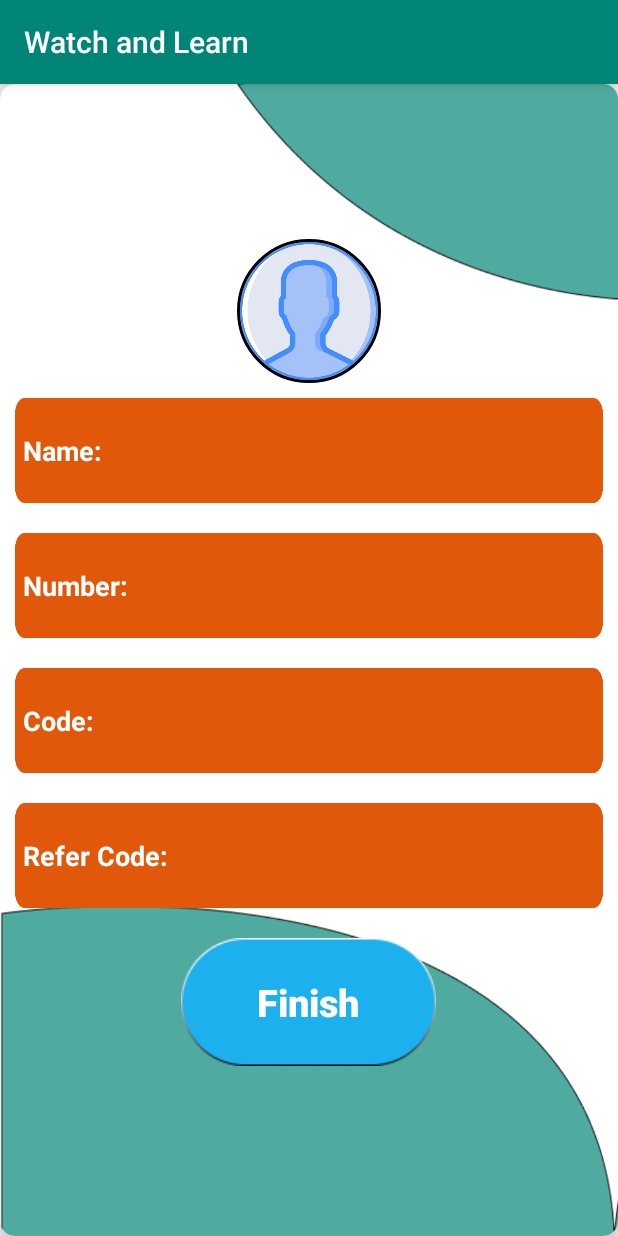
After one commit to mutarek/Watch_and_Learn, an Android app: the CompleProfileActivity screen opened directly, with no data from a screen before it, on a phone screen of 412 x 824 dp. The commit adds this screen. Run offline under Robolectric (Android 15) with nearby library versions, the phone set to English and light mode, and no system bars; our stand-ins replace CircleImageView, Firebase (no records; nobody signed in at launch, a user with empty details on screens opened directly).

Commit message:
new added

```diff
--- /dev/null
+++ b/app/src/main/java/com/bdsoftwaresolution/watchandlearn/Activities/CompleProfileActivity.java
@@ -0,0 +1,187 @@
+package com.bdsoftwaresolution.watchandlearn.Activities;
+
+import androidx.annotation.NonNull;
+import androidx.appcompat.app.AppCompatActivity;
+
+import android.app.ProgressDialog;
+import android.content.Intent;
+import android.graphics.Bitmap;
+import android.net.Uri;
+import android.os.Bundle;
+import android.provider.MediaStore;
+import android.view.View;
+import android.widget.Button;
+import android.widget.EditText;
+import android.widget.Toast;
+
+import com.bdsoftwaresolution.watchandlearn.Activities.HomeActivity;
+import com.bdsoftwaresolution.watchandlearn.R;
+import com.google.android.gms.tasks.OnCompleteListener;
+import com.google.android.gms.tasks.OnFailureListener;
+import com.google.android.gms.tasks.OnSuccessListener;
+import com.google.android.gms.tasks.Task;
+import com.google.firebase.auth.FirebaseAuth;
+import com.google.firebase.database.DatabaseReference;
+import com.google.firebase.database.FirebaseDatabase;
+import com.google.firebase.firestore.FirebaseFirestore;
+import com.google.firebase.storage.FirebaseStorage;
+import com.google.firebase.storage.OnProgressListener;
+import com.google.firebase.storage.StorageReference;
+import com.google.firebase.storage.UploadTask;
+
+import java.io.IOException;
+import java.util.HashMap;
+import java.util.UUID;
+
+import de.hdodenhof.circleimageview.CircleImageView;
+
+public class CompleProfileActivity extends AppCompatActivity {
+
+    private CircleImageView userprofile;
+    private EditText uname, unumber, ucode, urefer;
+    private Button finishbtn;
+    String username, usernumber, usercode, userRefer;
+    private Uri filePath;
+
+    private final int PICK_IMAGE_REQUEST = 10;
+
+    //Firebase
+    FirebaseStorage storage;
+    StorageReference storageReference;
+    private FirebaseAuth firebaseAuth;
+    String cUser;
+    private FirebaseFirestore db = FirebaseFirestore.getInstance();
+    String downloadUri;
+    Task<Uri> result;
+
+
+    @Override
+    protected void onCreate(Bundle savedInstanceState) {
+        super.onCreate(savedInstanceState);
+        setContentView(R.layout.activity_comple_profile);
+        casting();
+        userprofile.setOnClickListener(new View.OnClickListener() {
+            @Override
+            public void onClick(View v) {
+                Intent intent = new Intent();
+                intent.setType("image/*");
+                intent.setAction(Intent.ACTION_GET_CONTENT);
+                startActivityForResult(Intent.createChooser(intent, "Select Picture"), PICK_IMAGE_REQUEST);
+            }
+        });
+
+        finishbtn.setOnClickListener(new View.OnClickListener() {
+            @Override
+            public void onClick(View v) {
+                gotomain(v);
+            }
+        });
+
+    }
+
+    private void casting() {
+        userprofile = findViewById(R.id.user_profile_image);
+        uname = findViewById(R.id.user_nameET);
+        unumber = findViewById(R.id.user_numberET);
+        ucode = findViewById(R.id.user_u_codeET);
+        urefer = findViewById(R.id.user_refer_code);
+        finishbtn = findViewById(R.id.finishBTN);
+        storage = FirebaseStorage.getInstance();
+        storageReference = storage.getReference();
+        firebaseAuth = FirebaseAuth.getInstance();
+        cUser = firebaseAuth.getCurrentUser().getUid();
+
+    }
+
+    public void gotomain(View view) {
+        username = uname.getText().toString();
+        usercode = ucode.getText().toString();
+        usernumber = unumber.getText().toString();
+        userRefer = urefer.getText().toString();
+        if (username.isEmpty()) {
+            Toast.makeText(this, "User Name is mandatory ", Toast.LENGTH_SHORT).show();
+        } else if (usercode.isEmpty()) {
+            Toast.makeText(this, "Please Enter your Code", Toast.LENGTH_SHORT).show();
+        } else if (username.isEmpty()) {
+            Toast.makeText(this, "Number is Mandatory", Toast.LENGTH_SHORT).show();
+        } else {
+            uploadInfotoDb();
+        }
+    }
+
+    private void uploadInfotoDb() {
+        uploadProfilePic();
+    }
+
+    private void uploadProfilePic() {
+        if (filePath != null) {
+            final ProgressDialog progressDialog = new ProgressDialog(this);
+            progressDialog.setTitle("Uploading...");
+            progressDialog.show();
+            StorageReference ref = storageReference.child("images/" + UUID.randomUUID().toString());
+            ref.putFile(filePath)
+                    .addOnSuccessListener(new OnSuccessListener<UploadTask.TaskSnapshot>() {
+                        @Override
+                        public void onSuccess(UploadTask.TaskSnapshot taskSnapshot) {
+                            progressDialog.dismiss();
+                            uploadAllInfotoDB();
+                            Toast.makeText(CompleProfileActivity.this, "Uploaded", Toast.LENGTH_SHORT).show();
+                        }
+                    })
+                    .addOnFailureListener(new OnFailureListener() {
+                        @Override
+                        public void onFailure(@NonNull Exception e) {
+                            progressDialog.dismiss();
+                            Toast.makeText(CompleProfileActivity.this, "Failed " + e.getMessage(), Toast.LENGTH_SHORT).show();
+                        }
+                    })
+                    .addOnProgressListener(new OnProgressListener<UploadTask.TaskSnapshot>() {
+                        @Override
+                        public void onProgress(UploadTask.TaskSnapshot taskSnapshot) {
+                            double progress = (100.0 * taskSnapshot.getBytesTransferred() / taskSnapshot
+                                    .getTotalByteCount());
+                            progressDialog.setMessage("Uploaded " + (int) progress + "%");
+                        }
+                    });
+        }
+    }
+
+    private void uploadAllInfotoDB() {
+        HashMap hashMap = new HashMap();
+        hashMap.put("User_Name", username);
+        hashMap.put("User_Number", usernumber);
+        hashMap.put("User_Code", usercode);
+        hashMap.put("User_Refer", userRefer);
+        hashMap.put("User_Profile_Picture", result);
+        db.collection("Users").document(cUser).set(hashMap)
+                .addOnCompleteListener(new OnCompleteListener<Void>() {
+                    @Override
+                    public void onComplete(@NonNull Task<Void> task) {
+                        if (task.isSuccessful()) {
+                            Toast.makeText(CompleProfileActivity.this, "Done", Toast.LENGTH_SHORT).show();
+                            startActivity(new Intent(CompleProfileActivity.this, HomeActivity.class));
+                        } else {
+                            Toast.makeText(CompleProfileActivity.this, "" + task.getException(), Toast.LENGTH_SHORT).show();
+                        }
+                    }
+                });
+
+    }
+
+    @Override
+    protected void onActivityResult(int requestCode, int resultCode, Intent data) {
+        super.onActivityResult(requestCode, resultCode, data);
+        if (requestCode == PICK_IMAGE_REQUEST && resultCode == RESULT_OK
+                && data != null && data.getData() != null) {
+            filePath = data.getData();
+            try {
+                Bitmap bitmap = MediaStore.Images.Media.getBitmap(getContentResolver(), filePath);
+                userprofile.setImageBitmap(bitmap);
+            } catch (IOException e) {
+                e.printStackTrace();
+            }
+        }
+    }
+
+
+}
--- /dev/null
+++ b/app/src/main/res/layout/activity_comple_profile.xml
@@ -0,0 +1,109 @@
+<?xml version="1.0" encoding="utf-8"?>
+<LinearLayout xmlns:android="http://schemas.android.com/apk/res/android"
+    xmlns:app="http://schemas.android.com/apk/res-auto"
+    xmlns:tools="http://schemas.android.com/tools"
+    android:layout_width="match_parent"
+    android:layout_height="match_parent"
+    android:orientation="vertical"
+    tools:context=".Activities.CompleProfileActivity">
+
+    <androidx.cardview.widget.CardView
+        android:layout_width="match_parent"
+        android:layout_height="match_parent"
+        app:cardCornerRadius="10dp"
+        app:cardElevation="10dp">
+
+        <LinearLayout
+            android:layout_width="match_parent"
+            android:layout_height="match_parent"
+            android:background="@drawable/completeprofilebg"
+            android:gravity="center"
+            android:orientation="vertical">
+
+            <de.hdodenhof.circleimageview.CircleImageView
+                xmlns:app="http://schemas.android.com/apk/res-auto"
+                android:id="@+id/user_profile_image"
+                android:layout_width="96dp"
+                android:layout_height="96dp"
+                android:layout_gravity="center"
+                android:src="@drawable/userprofile"
+                app:civ_border_color="#FF000000"
+                app:civ_border_width="2dp" />
+
+            <EditText
+                android:id="@+id/user_nameET"
+                android:layout_width="match_parent"
+                android:layout_height="70dp"
+                android:layout_margin="10dp"
+                android:background="@drawable/etshape"
+                android:hint="Name:"
+                android:imeOptions="actionNext"
+                android:inputType="textPersonName"
+                android:padding="5dp"
+                android:textColor="@android:color/black"
+                android:textColorHint="@android:color/white"
+                android:textStyle="bold" />
+
+            <EditText
+                android:id="@+id/user_numberET"
+                android:layout_width="match_parent"
+                android:layout_height="70dp"
+                android:layout_margin="10dp"
+                android:background="@drawable/etshape"
+                android:hint="Number:"
+                android:imeOptions="actionNext"
+                android:inputType="number"
+                android:padding="5dp"
+                android:textColor="@android:color/black"
+                android:textColorHint="@android:color/white"
+                android:textStyle="bold" />
+
+            <EditText
+                android:id="@+id/user_u_codeET"
+                android:layout_width="match_parent"
+                android:layout_height="70dp"
+                android:layout_margin="10dp"
+                android:background="@drawable/etshape"
+                android:hint="Code:"
+                android:imeOptions="actionDone"
+                android:inputType="number"
+                android:padding="5dp"
+                android:textColor="@android:color/black"
+                android:textColorHint="@android:color/white"
+                android:textStyle="bold" />
+
+            <EditText
+                android:id="@+id/user_refer_code"
+                android:layout_width="match_parent"
+                android:layout_height="70dp"
+                android:layout_margin="10dp"
+                android:background="@drawable/etshape"
+                android:hint="Refer Code:"
+                android:imeOptions="actionDone"
+                android:inputType="number"
+                android:padding="5dp"
+                android:textColor="@android:color/black"
+                android:textColorHint="@android:color/white"
+                android:textStyle="bold" />
+
+            <Button
+                android:id="@+id/finishBTN"
+                android:layout_width="wrap_content"
+                android:layout_height="wrap_content"
+                android:layout_gravity="center"
+                android:layout_margin="10dp"
+                android:background="@drawable/buttonbg"
+                android:text="Finish"
+                android:textAlignment="center"
+                android:textAllCaps="false"
+                android:textColor="@android:color/white"
+                android:textSize="25sp"
+                android:textStyle="bold" />
+
+
+        </LinearLayout>
+
+
+    </androidx.cardview.widget.CardView>
+
+</LinearLayout>
```
Also changed, not shown: app/build.gradle (+9 -0 lines), app/src/main/AndroidManifest.xml (+9 -6 lines), app/src/main/java/com/bdsoftwaresolution/watchandlearn/Activities/HomeActivity.java (added, +16 -0 lines), app/src/main/java/com/bdsoftwaresolution/watchandlearn/Activities/SIgnUpActivity.java (+84 -26 lines), app/src/main/res/layout/activity_home.xml (added, +9 -0 lines), app/src/main/res/drawable/buttonbg.png (added), app/src/main/res/drawable/completeprofilebg.png (added), app/src/main/res/drawable/etshape.png (added), app/src/main/res/drawable/userprofile.png (added).
